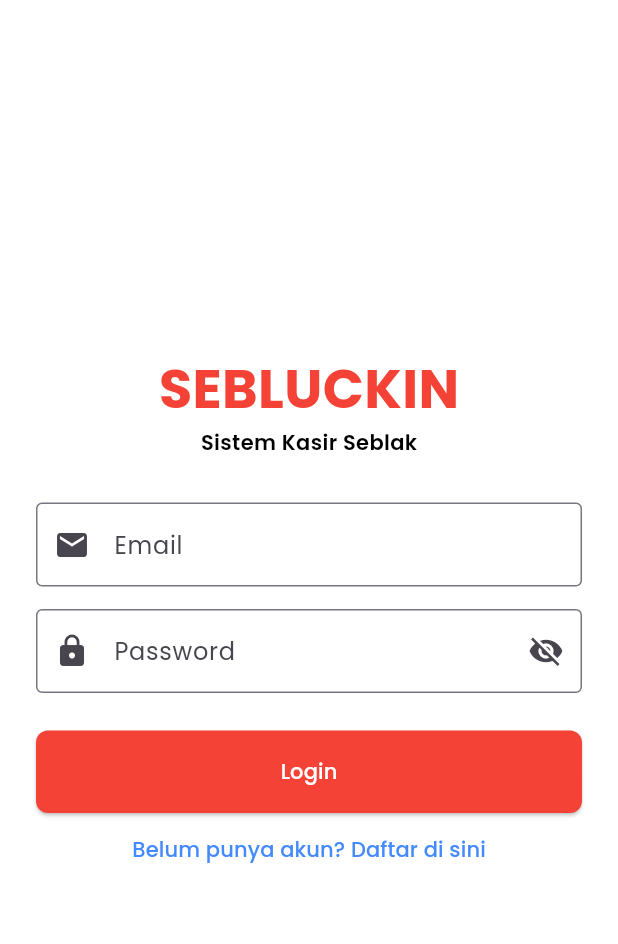
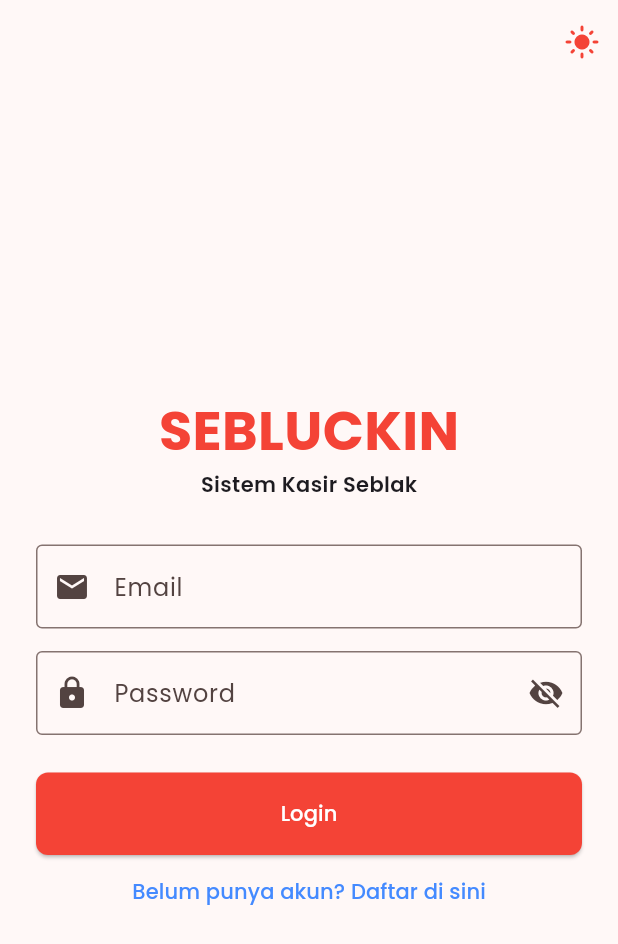
Before and after one commit to Wipebri/Mini-Project-2-Aplikasi-Kasir-Seblak-2.0, a Flutter app: the screen it shows after launch, on a phone screen of 412 x 824 dp. Shown: the top 944 px of the screen. Run offline on Flutter 3.47's test engine with Material 3 defaults, Android fonts, the phone set to English and light mode, and no system bars; our stand-ins replace flutter_dotenv, get, google_fonts, supabase_flutter; accounts and stored records are empty.

Commit message:
menambah dark mode dan light mode

```diff
--- a/lib/main.dart
+++ b/lib/main.dart
@@ -12,9 +12,9 @@ void main() async {
   await dotenv.load(fileName: ".env");
 
   await Supabase.initialize(
-  url: dotenv.env['SUPABASE_URL']!,
-  anonKey: dotenv.env['SUPABASE_ANON_KEY']!,
-);
+    url: dotenv.env['SUPABASE_URL']!,
+    anonKey: dotenv.env['SUPABASE_ANON_KEY']!,
+  );
 
   runApp(const MyApp());
 }
@@ -30,10 +30,18 @@ class MyApp extends StatelessWidget {
       title: 'SEBLUCKIN',
       debugShowCheckedModeBanner: false,
       theme: ThemeData(
-        textTheme: GoogleFonts.poppinsTextTheme(),
-        primarySwatch: Colors.red,
         useMaterial3: true,
+        brightness: Brightness.light,
+        colorSchemeSeed: Colors.red,
+        textTheme: GoogleFonts.poppinsTextTheme(ThemeData.light().textTheme),
       ),
+      darkTheme: ThemeData(
+        useMaterial3: true,
+        brightness: Brightness.dark,
+        colorSchemeSeed: Colors.red,
+        textTheme: GoogleFonts.poppinsTextTheme(ThemeData.dark().textTheme),
+      ),
+      themeMode: ThemeMode.system,
       home: session != null ? KasirPage() : AuthPage(),
     );
   }
--- a/lib/pages/auth_page.dart
+++ b/lib/pages/auth_page.dart
@@ -100,17 +100,47 @@ class _AuthPageState extends State<AuthPage> {
 
   @override
   Widget build(BuildContext context) {
+    bool isDark = Theme.of(context).brightness == Brightness.dark;
+
     return Scaffold(
-      backgroundColor: Colors.white,
+      appBar: AppBar(
+        backgroundColor: Colors.transparent,
+        elevation: 0,
+        actions: [
+          IconButton(
+            icon: Icon(
+              isDark ? Icons.dark_mode : Icons.light_mode,
+              color: Colors.red
+            ),
+            onPressed: () {
+              Get.changeThemeMode(isDark ? ThemeMode.light : ThemeMode.dark);
+            },
+          )
+        ],
+      ),
       body: Center(
         child: SingleChildScrollView(
-          padding: EdgeInsets.all(24),
+          padding: const EdgeInsets.all(24),
           child: Column(
             mainAxisAlignment: MainAxisAlignment.center,
             children: [
-              Text("SEBLUCKIN", style: GoogleFonts.poppins(fontSize: 36, fontWeight: FontWeight.bold, color: Colors.red)),
-              Text("Sistem Kasir Seblak", style: GoogleFonts.poppins(color: Colors.black, fontWeight: FontWeight.w600)),
-              SizedBox(height: 30),
+              Text(
+                "SEBLUCKIN",
+                style: GoogleFonts.poppins(
+                  fontSize: 36,
+                  fontWeight: FontWeight.bold,
+                  color: Colors.red
+                )
+              ),
+              Text(
+                "Sistem Kasir Seblak",
+                style: GoogleFonts.poppins(
+
+                  color: Theme.of(context).textTheme.bodyLarge?.color,
+                  fontWeight: FontWeight.w600
+                )
+              ),
+              const SizedBox(height: 30),
 
               if (!_isLogin) ...[
                 TextField(
```
Also changed, not shown: lib/pages/kasir_page.dart (+52 -11 lines), lib/pages/manajemen_page.dart (+11 -2 lines).
